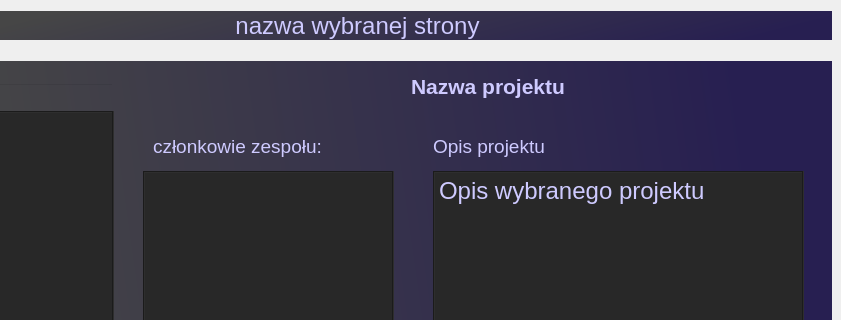
Above: project_managment/project_managment/project_managment.ui from Sleyn2/IO_projectmanagement before the change; both pictures show x 438 to 1279 and y 0 to 320 of the 1279 by 718 pixel window. Below: the same form after it.
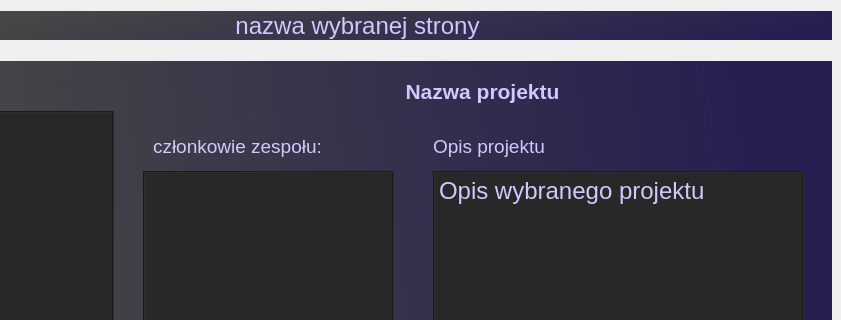
That is the form after the change. The open tabs and pages were chosen to show the change.

```diff
--- a/project_managment/project_managment/project_managment.ui
+++ b/project_managment/project_managment/project_managment.ui
@@ -344,10 +344,10 @@
          <widget class="QLabel" name="label_4">
           <property name="geometry">
            <rect>
-            <x>80</x>
+            <x>9</x>
             <y>10</y>
-            <width>550</width>
-            <height>30</height>
+            <width>681</width>
+            <height>41</height>
            </rect>
           </property>
           <property name="font">
```
Left out of the diff: 11 changed lines with no effect on the pictures.
